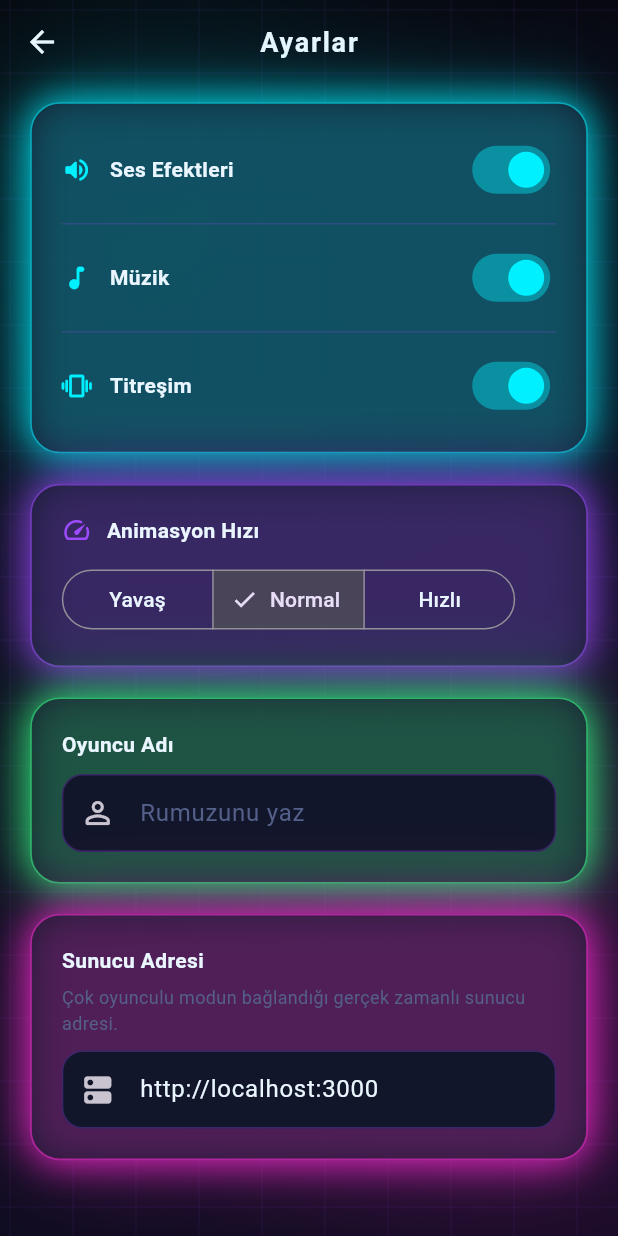
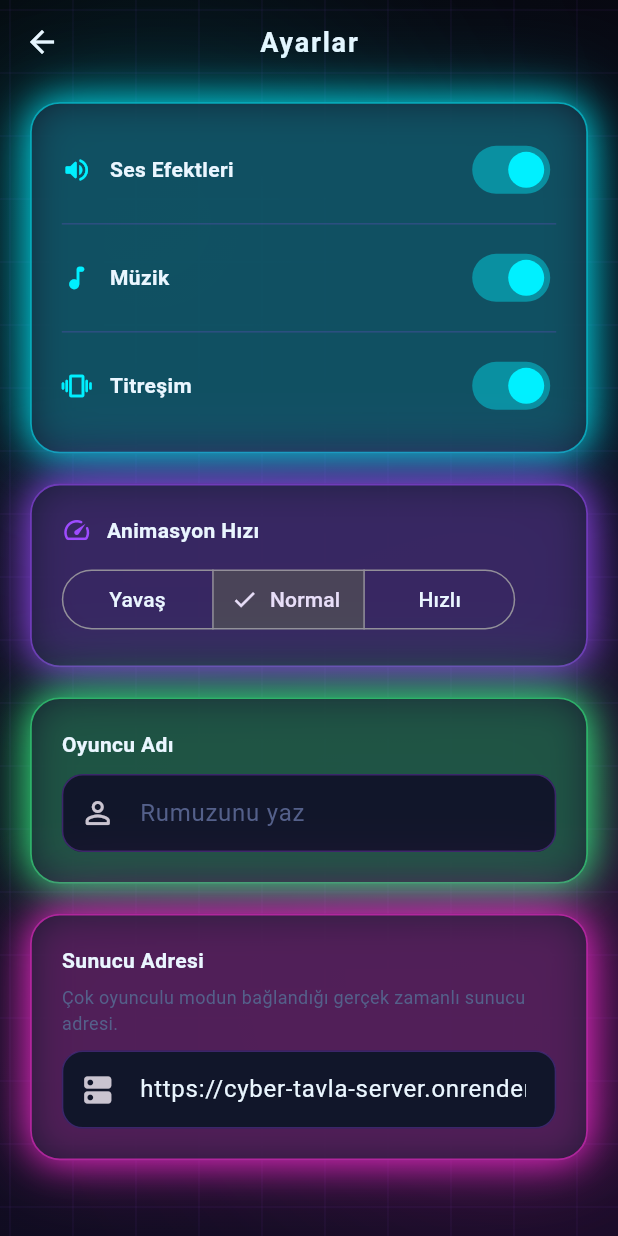
Before and after one commit to piyamijj/tavla, a Flutter app: the SettingsScreen screen opened directly, on a phone screen of 412 x 824 dp. Run offline on Flutter 3.47's test engine with Material 3 defaults, Android fonts, the phone set to English and light mode, and no system bars; our stand-ins replace flutter_riverpod, shared_preferences, socket_io_client; accounts and stored records are empty; network calls fail.

Commit message:
Coklu oyunculu sunucu adresini Render'da yayinlanan gercek adrese guncelle

```diff
--- a/app/lib/features/settings/settings_providers.dart
+++ b/app/lib/features/settings/settings_providers.dart
@@ -2,9 +2,10 @@ import 'package:flutter_riverpod/flutter_riverpod.dart';
 import 'package:shared_preferences/shared_preferences.dart';
 
 /// Default realtime server URL used until the player configures their own
-/// in Settings. Points at localhost, which only matters for local/dev
-/// testing; production players should set this to the deployed backend URL.
-const String kDefaultServerUrl = 'http://localhost:3000';
+/// in Settings. Points at the deployed Render backend by default; change
+/// this (or override it from the Settings screen) for local/dev testing
+/// against `http://localhost:3000`.
+const String kDefaultServerUrl = 'https://cyber-tavla-server.onrender.com';
 
 const String _kKeySound = 'settings.sound';
 const String _kKeyMusic = 'settings.music';
```
